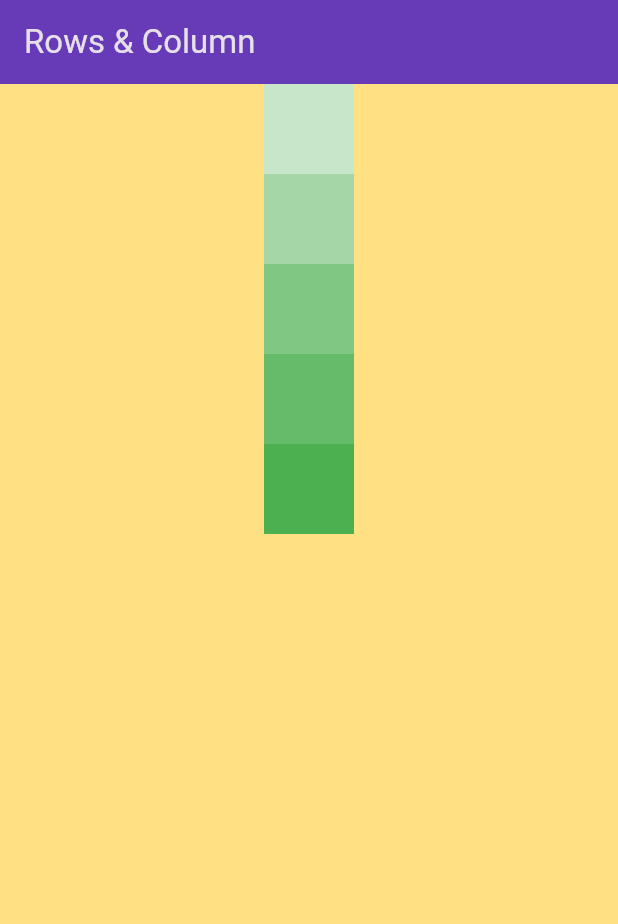
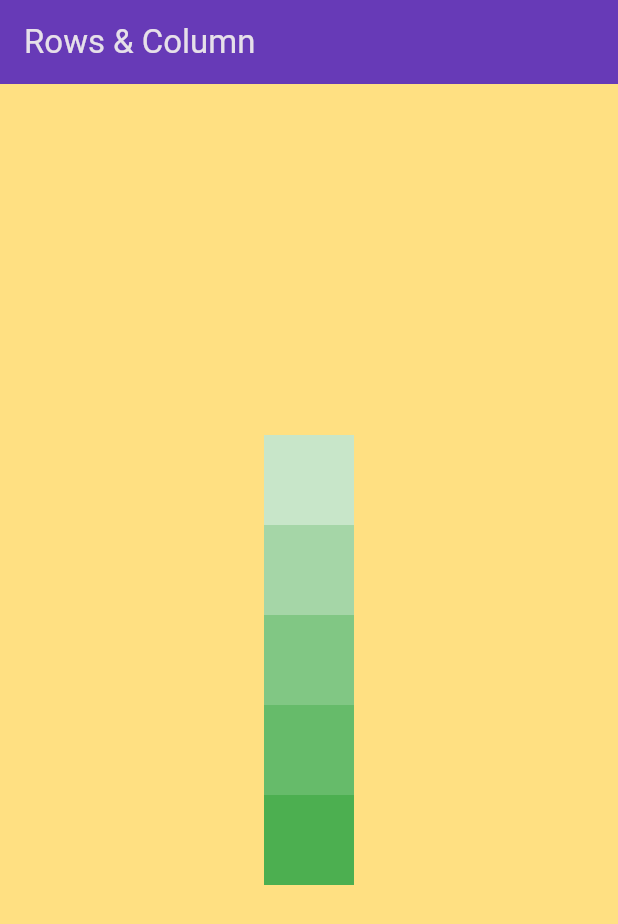
Before and after one commit to fahim-nion/learning_flutter, a Flutter app: the screen it shows after launch, on a phone screen of 412 x 824 dp. Shown: the top 924 px of the screen. Run offline on Flutter 3.47's test engine with Material 3 defaults, Android fonts, the phone set to English and light mode, and no system bars.

Commit message:
learning flutter

```diff
--- a/flutter_application_d1/lib/widgets/rows-cols.dart
+++ b/flutter_application_d1/lib/widgets/rows-cols.dart
@@ -17,12 +17,14 @@ class RowsCols extends StatelessWidget {
         width: w,
         color: Colors.amber.shade200,
         child:
-          Column(children: [
-            Container(height: 60, width: 60, color: Colors.green.shade100,),
-            Container(height: 60, width: 60, color: Colors.green.shade200,),
-            Container(height: 60, width: 60, color: Colors.green.shade300,),
-            Container(height: 60, width: 60, color: Colors.green.shade400,),
-            Container(height: 60, width: 60, color: Colors.green.shade500,),
+          Column(
+            mainAxisAlignment: MainAxisAlignment.center,
+            children: [
+              Container(height: 60, width: 60, color: Colors.green.shade100,),
+              Container(height: 60, width: 60, color: Colors.green.shade200,),
+              Container(height: 60, width: 60, color: Colors.green.shade300,),
+              Container(height: 60, width: 60, color: Colors.green.shade400,),
+              Container(height: 60, width: 60, color: Colors.green.shade500,),
           ],)
         // Wrap(
         //   //for space overlaping issue we can use wrap ,but wrap does not have main or axis allignment.
```
